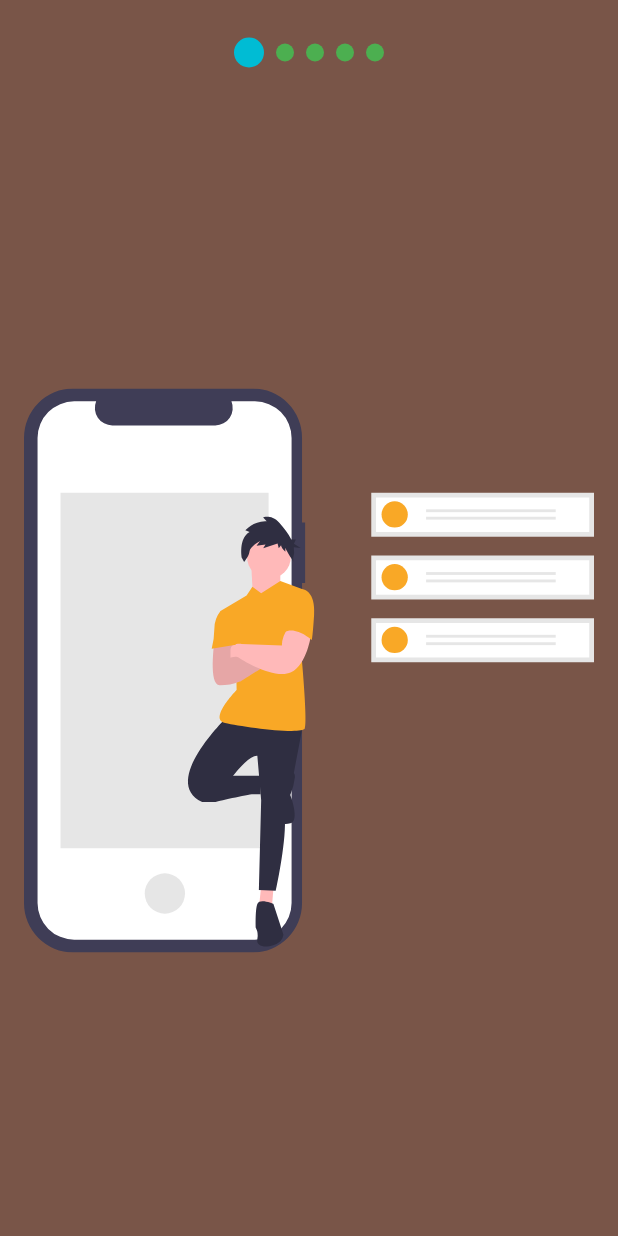
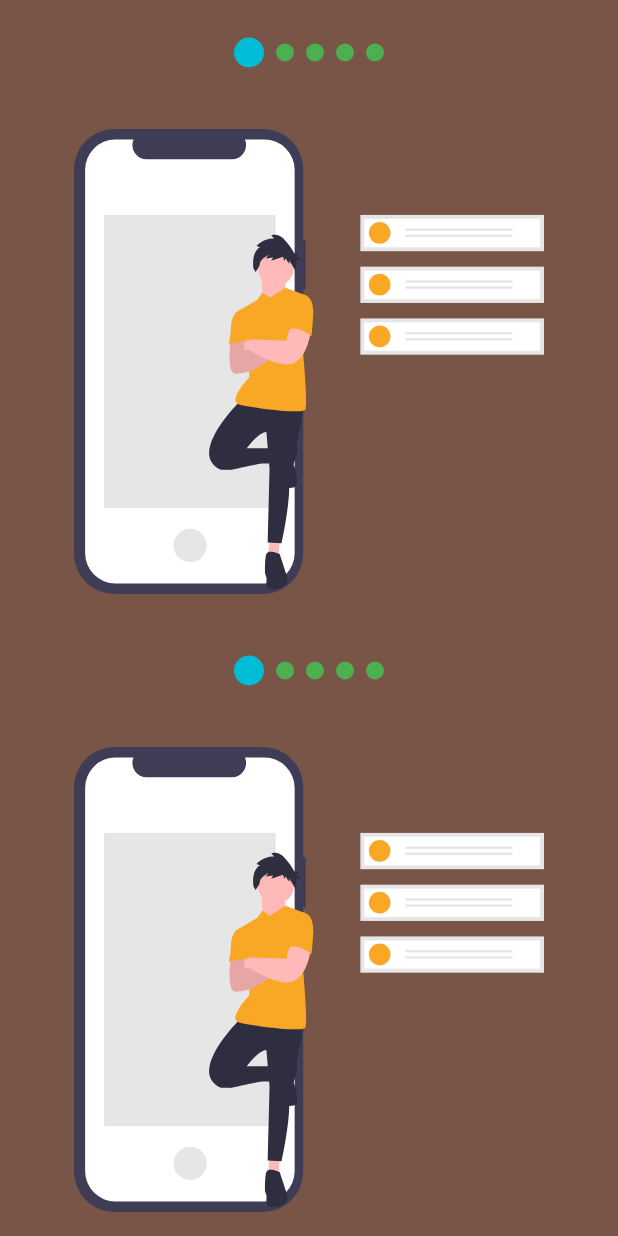
Before and after one commit to CrisRonda/flutter-animations, a Flutter app: the screen it shows after launch, on a phone screen of 412 x 824 dp. Run offline on Flutter 3.47's test engine with Material 2 defaults, Android fonts, the phone set to English and light mode, and no system bars; our stand-ins replace flutter_svg.

Commit message:
added 2 onboardings

```diff
--- a/lib/src/pages/slide_show_page.dart
+++ b/lib/src/pages/slide_show_page.dart
@@ -9,7 +9,20 @@ class SlideShowPage extends StatelessWidget {
   Widget build(BuildContext context) {
     return Container(
       color: Colors.brown,
-      child: Onboarding(
+      child: Column(
+        children: [
+          Expanded(child: CustomOnboarding()),
+          Expanded(child: CustomOnboarding()),
+        ],
+      ),
+    );
+  }
+}
+
+class CustomOnboarding extends StatelessWidget {
+  @override
+  Widget build(BuildContext context) {
+    return Onboarding(
       slides: [
         SvgPicture.asset("assets/svgs/1.svg"),
         SvgPicture.asset("assets/svgs/2.svg"),
@@ -21,7 +34,6 @@ class SlideShowPage extends StatelessWidget {
       activeColor: Colors.cyan,
       disableColor: Colors.green,
       sizeActiveBullet: 20,
-      ),
     );
   }
 }
```
Lines whose indentation alone changed are shown as unchanged.
